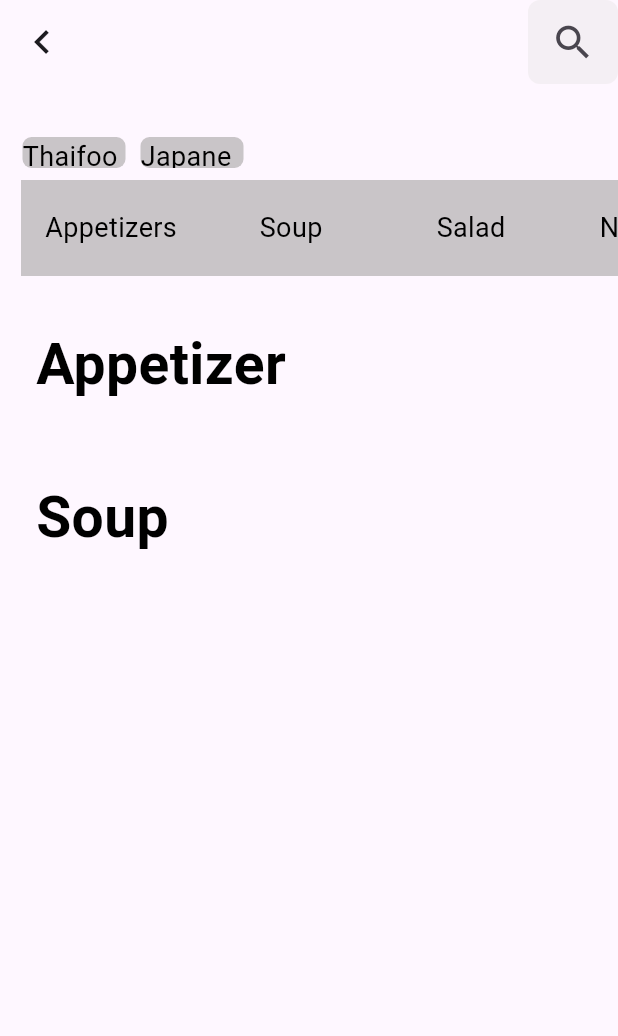
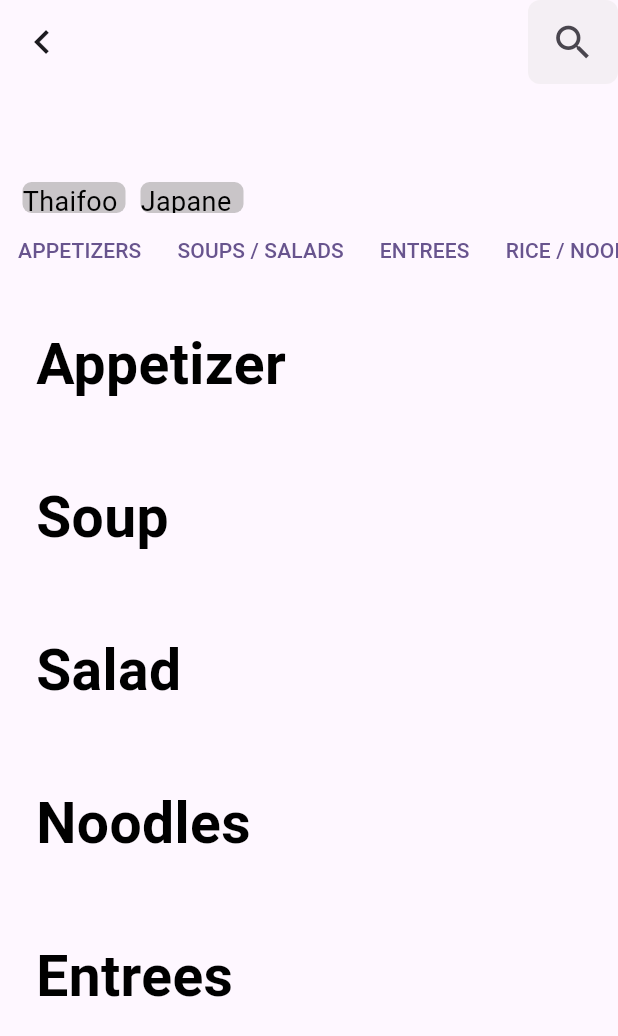
Before and after one commit to burapayoky/ui_test, a Flutter app: the SelectedMenu screen opened directly with empty values, on a phone screen of 412 x 824 dp. Shown: the top 1036 px of the screen. Run offline on Flutter 3.47's test engine with Material 2 defaults, Android fonts, the phone set to English and light mode, and no system bars; our stand-ins replace bloc, equatable, font_awesome_flutter.

```diff
--- a/lib/main.dart
+++ b/lib/main.dart
@@ -1,3 +1,4 @@
+import 'package:flutter/gestures.dart';
 import 'package:flutter/material.dart';
 
 import 'package:ui_test/src/fristpage.dart';
@@ -25,6 +26,7 @@ class MyApp extends StatelessWidget {
         colorScheme: ColorScheme.fromSeed(seedColor: Colors.deepPurple),
         useMaterial3: true,
       ),
+      scrollBehavior: AppScrollBehavior(),
       // initialRoute: '/',
       // routes: {
       //   '/fristpage': (context) => FristPage(),
@@ -50,3 +52,12 @@ class AppRoute {
   };
   get getAll => _route;
 }
+
+class AppScrollBehavior extends MaterialScrollBehavior {
+  @override
+  Set<PointerDeviceKind> get dragDevices => {
+        PointerDeviceKind.touch,
+        PointerDeviceKind.mouse,
+        PointerDeviceKind.trackpad,
+      };
+}
--- a/lib/src/order/orderwidget/sliverlist_foodorder.dart
+++ b/lib/src/order/orderwidget/sliverlist_foodorder.dart
@@ -69,10 +69,13 @@ class SliverListFoodOrder extends StatelessWidget {
                                 decoration: BoxDecoration(
                                     color: Colors.red,
                                     image: DecorationImage(
-                                        alignment: Alignment(0, 0),
-                                        image: NetworkImage(
-                                            foodListitem[index].imageName!),
-                                        fit: BoxFit.fill)),
+                                      alignment: Alignment(0, 0),
+                                      image: NetworkImage(
+                                          foodListitem[index].imageName!),
+                                      fit: BoxFit.fill,
+                                      onError: (exception, stackTrace) =>
+                                          print(exception),
+                                    )),
                               ),
                               Column(
                                 children: [
--- a/lib/src/orderpage.dart
+++ b/lib/src/orderpage.dart
@@ -21,9 +21,9 @@ class _OrderPageState extends State<OrderPage> {
   final myfood = ListFoodata.food.map((e) => Foodmodel.fromMap(e)).toList();
   final List<Foodmodel> Starter = [];
   final List<Foodmodel> Appetizer = [];
-  final List<Foodmodel> SoupandSalad = [];
+  final List<Foodmodel> Soup = [];
   final List<Foodmodel> Salads = [];
-  final List<Foodmodel> Nodles = [];
+  final List<Foodmodel> Noodles = [];
   final List<Foodmodel> Entrees = [];
   final List<Foodmodel> Side = [];
   final List<Foodmodel> Drinks = [];
@@ -40,11 +40,15 @@ class _OrderPageState extends State<OrderPage> {
         Starter.add(v);
       } else if (v.foodCatId == 'SwvX07JTXHU=' //v.foodSetId == 'Srd8o2evE8g='
           ) {
-        SoupandSalad.add(v);
+        Soup.add(v);
       } else if (v.foodCatId == 'TUYmgy/w29M=') {
         Appetizer.add(v);
       } else if (v.foodCatId == 'kHAhIe2AFPI=') {
         Salads.add(v);
+      } else if (v.foodSetId == 'EWbC6SALR+c=') {
+        Noodles.add(v);
+      } else if (v.foodCatId == 'Jh/MlHU3zlY=') {
+        Entrees.add(v);
       }
     }
   }
@@ -57,9 +61,9 @@ class _OrderPageState extends State<OrderPage> {
             flex: 3,
             child: SelectedMenu(
               Drinks: Drinks,
-              SoupandSalad: SoupandSalad,
+              Soup: Soup,
               Appetizer: Appetizer,
-              Nodles: Nodles,
+              Noodles: Noodles,
               Salads: Salads,
               Entrees: Entrees,
               Starter: Starter,
@@ -79,9 +83,9 @@ class _OrderPageState extends State<OrderPage> {
 class SelectedMenu extends StatelessWidget {
   final List<Foodmodel> Starter;
   final List<Foodmodel> Appetizer;
-  final List<Foodmodel> SoupandSalad;
+  final List<Foodmodel> Soup;
   final List<Foodmodel> Salads;
-  final List<Foodmodel> Nodles;
+  final List<Foodmodel> Noodles;
   final List<Foodmodel> Entrees;
   final List<Foodmodel> Side;
   final List<Foodmodel> Drinks;
@@ -90,9 +94,9 @@ class SelectedMenu extends StatelessWidget {
       {super.key,
       required this.Starter,
       required this.Appetizer,
-      required this.SoupandSalad,
+      required this.Soup,
       required this.Salads,
-      required this.Nodles,
+      required this.Noodles,
       required this.Entrees,
       required this.Side,
       required this.Drinks});
@@ -147,10 +151,10 @@ class SelectedMenu extends StatelessWidget {
             automaticallyImplyLeading: false,
             bottom: PreferredSize(
                 preferredSize: isScreenwidht()
-                    ? Size.fromHeight(100)
+                    ? Size.fromHeight(80)
                     : Size.fromHeight(80), //bottom sliver appbar
                 child: Column(
-                  //menu
+                  //menu Set
                   children: [
                     Padding(
                       padding: EdgeInsets.symmetric(horizontal: 15),
@@ -180,68 +184,40 @@ class SelectedMenu extends StatelessWidget {
                         ],
                       ),
                     ),
-                    const SingleChildScrollView(
-                      scrollDirection: Axis.horizontal,
-                      child: SizedBox(
-                        height: 80,
-                        child: Padding(
-                          padding:
-                              EdgeInsets.symmetric(horizontal: 14, vertical: 8),
-                          child: Row(
-                            children: [
-                              ButtonCatFood(
-                                name_: 'Appetizers',
-                                height_: 120,
-                                width_: 100,
-                              ),
-                              ButtonCatFood(
-                                name_: 'Soup',
-                                height_: 120,
-                                width_: 100,
-                              ),
-                              ButtonCatFood(
-                                name_: 'Salad',
-                                height_: 120,
-                                width_: 100,
-                              ),
-                              ButtonCatFood(
-                                name_: 'Noodles',
-                                height_: 120,
-                                width_: 100,
-                              ),
-                              ButtonCatFood(
-                                name_: 'Entrees',
-                                height_: 120,
-                                width_: 100,
-                              ),
-                              ButtonCatFood(
-                                name_: 'Rice Dishes',
-                                height_: 120,
-                                width_: 100,
-                              ),
-                              ButtonCatFood(
-                                name_: 'Side Orders',
-                                height_: 120,
-                                width_: 100,
-                              ),
-                              ButtonCatFood(
-                                name_: 'Drinks',
-                                height_: 120,
-                                width_: 100,
-                              ),
-                            ],
-                          ),
-                        ),
+                    SizedBox(
+                      height: 50,
+                      child: ListView.builder(
+                        scrollDirection: Axis.horizontal,
+                        physics: const AlwaysScrollableScrollPhysics(),
+                        itemCount: ListFoodata.foodCategory.length,
+                        itemBuilder: (BuildContext context, int index) {
+                          return TextButton(
+                              onPressed: () {},
+                              child: Text(ListFoodata.foodCategory[index]
+                                  ['foodCatName']));
+                        },
                       ),
-                    ),
+                    )
                   ],
                 )),
           ),
           SliverListFoodOrder(
               foodListitem: Appetizer, foodcatname: 'Appetizer'),
           SliverListFoodOrder(
-            foodListitem: SoupandSalad,
+            foodListitem: Soup,
             foodcatname: 'Soup',
+          ),
+          SliverListFoodOrder(
+            foodListitem: Salads,
+            foodcatname: 'Salad',
+          ),
+          SliverListFoodOrder(
+            foodListitem: Noodles,
+            foodcatname: 'Noodles',
+          ),
+          SliverListFoodOrder(
+            foodListitem: Entrees,
+            foodcatname: 'Entrees',
           ),
         ],
       ),
@@ -364,6 +340,6 @@ class CheckBin extends StatelessWidget {
     );
   }
 }
-            // flexibleSpace: FlexibleSpaceBar(
-            //   background:
-            // )
+// flexibleSpace: FlexibleSpaceBar(
+//   background:
+// )
```
Also changed, not shown: 1 other file.
